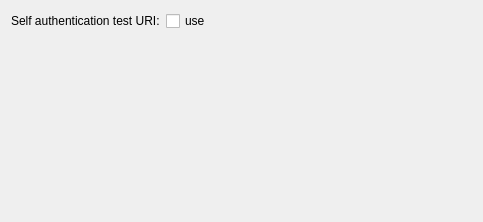
Old version of the form src/ui/widget/DeveloperSettingsWidget.ui in the repository Governikus/AusweisApp.
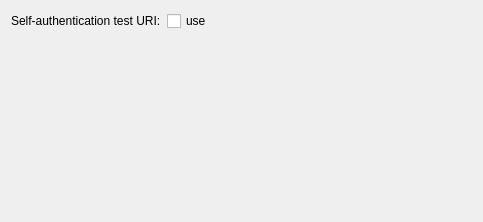
New version of the form.

The edit to the form file:
```diff
--- a/src/ui/widget/DeveloperSettingsWidget.ui
+++ b/src/ui/widget/DeveloperSettingsWidget.ui
@@ -38,7 +38,7 @@
          <enum>Qt::TabFocus</enum>
         </property>
         <property name="text">
-         <string>Self authentication test URI:</string>
+         <string>Self-authentication test URI:</string>
         </property>
        </widget>
       </item>
```
